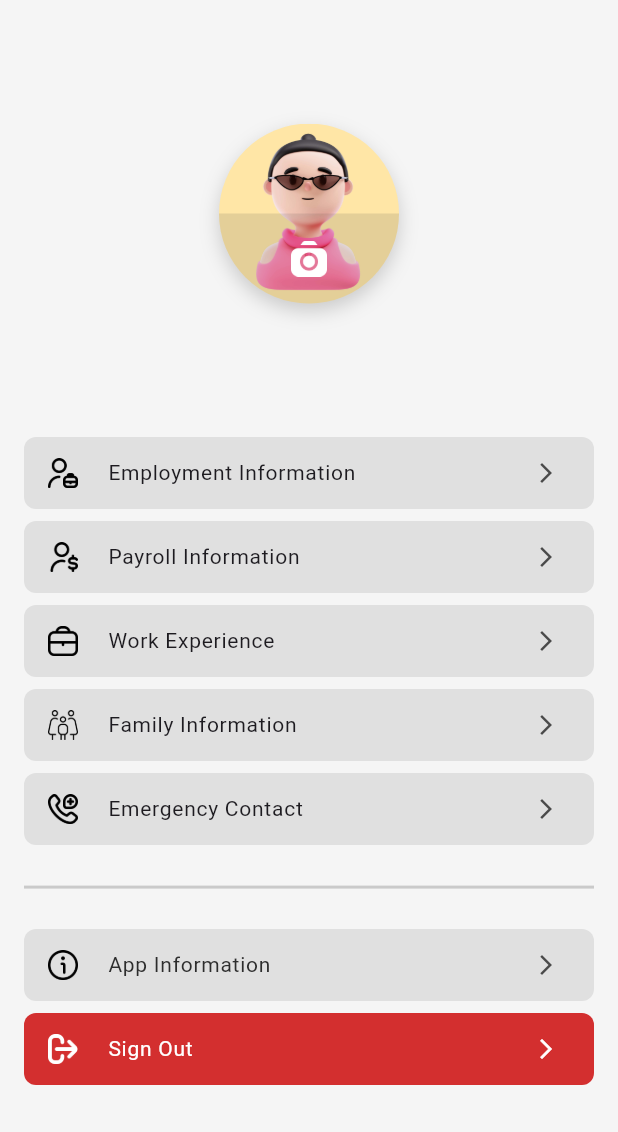
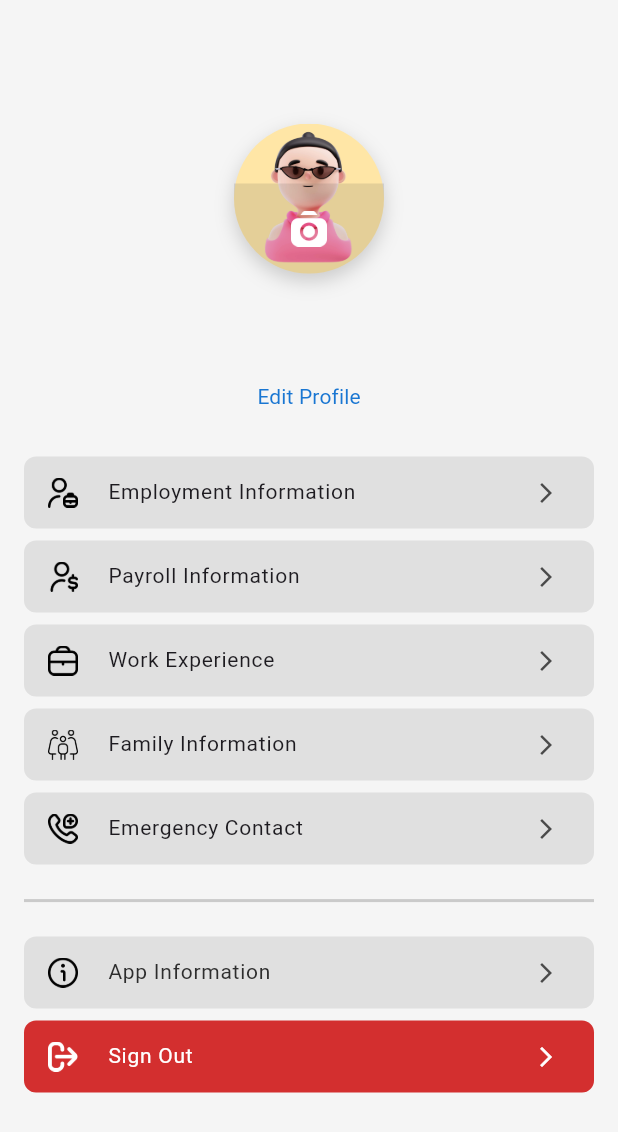
Before and after one commit to nerufuyo/zamanix, a Flutter app: the ProfileWidget widget shown alone on an empty page, opened directly, on a phone screen of 412 x 824 dp. Shown: the top 1132 px of the screen. Run offline on Flutter 3.47's test engine with Material 3 defaults, Android fonts, the light colour scheme and no system bars; drawn by our look-alikes of skeletonizer; our stand-ins replace cloud_firestore, equatable, firebase_auth, firebase_core, flutter_bloc, flutter_secure_storage and 7 more; accounts and stored records are empty; Roboto replaces fonts that are missing (assets/fonts/Nunito-Regular.ttf).

Commit message:
🐞 fix: resize some widgets

```diff
--- a/lib/presentation/dashboard/widgets/profile/menu_information_app_widget.dart.dart
+++ b/lib/presentation/dashboard/widgets/profile/menu_information_app_widget.dart.dart
@@ -1,13 +1,11 @@
 import 'package:flutter/material.dart';
 import 'package:flutter_bloc/flutter_bloc.dart';
-import 'package:lottie/lottie.dart';
 import 'package:zamanix/config/app_asset.dart';
 import 'package:zamanix/config/app_route.dart';
 import 'package:zamanix/config/app_theme.dart';
 import 'package:zamanix/presentation/authentication/bloc/authentication_bloc.dart';
 import 'package:zamanix/utils/constant.dart';
 import 'package:zamanix/utils/popup_dialog.dart';
-import 'package:zamanix/utils/spacing_list.dart';
 
 class MenuInformationAppWidget extends StatelessWidget {
   const MenuInformationAppWidget({super.key});
--- a/lib/presentation/dashboard/widgets/profile/profile_picture_widget.dart
+++ b/lib/presentation/dashboard/widgets/profile/profile_picture_widget.dart
@@ -16,8 +16,8 @@ class ProfilePictureWidget extends StatelessWidget {
       radius: 60,
       onTap: () {},
       child: Container(
-        width: 120,
-        height: 120,
+        width: 100,
+        height: 100,
         decoration: BoxDecoration(
           boxShadow: [
             BoxShadow(
--- a/lib/presentation/dashboard/widgets/profile_widget.dart
+++ b/lib/presentation/dashboard/widgets/profile_widget.dart
@@ -56,16 +56,30 @@ class _ProfileWidgetState extends State<ProfileWidget> {
                 children: [
                   ProfilePictureWidget(isMale: isMale),
                   Column(
-                    children: List.generate(
-                      2,
-                      (index) => Text(
-                        index == 0
-                            ? userModel?.fullname ?? 'Employee Name'
-                            : userModel?.employment?.jobPosition ?? 'Position',
-                        style:
-                            index == 0 ? AppTextStyle.h3 : AppTextStyle.body2,
+                    children: [
+                      Text(
+                        userModel?.fullname ?? '',
+                        style: AppTextStyle.h5.copyWith(
+                          color: AppColor.textLight,
+                          fontWeight: FontWeight.bold,
+                        ),
                       ),
-                    ),
+                      Text(
+                        userModel?.employment?.jobPosition ?? '',
+                        style: AppTextStyle.body2.copyWith(
+                          color: AppColor.textLight,
+                        ),
+                      ),
+                      TextButton(
+                        onPressed: () {},
+                        child: Text(
+                          'Edit Profile',
+                          style: AppTextStyle.body2.copyWith(
+                            color: AppColor.info,
+                          ),
+                        ),
+                      ),
+                    ],
                   ),
                   ListView.separated(
                     shrinkWrap: true,
@@ -102,7 +116,7 @@ class _ProfileWidgetState extends State<ProfileWidget> {
                     thickness: 2,
                   ),
                   const MenuInformationAppWidget()
-                ].withSpacing(20),
+                ].withSpacing(16),
               ),
             ),
           ),
```
